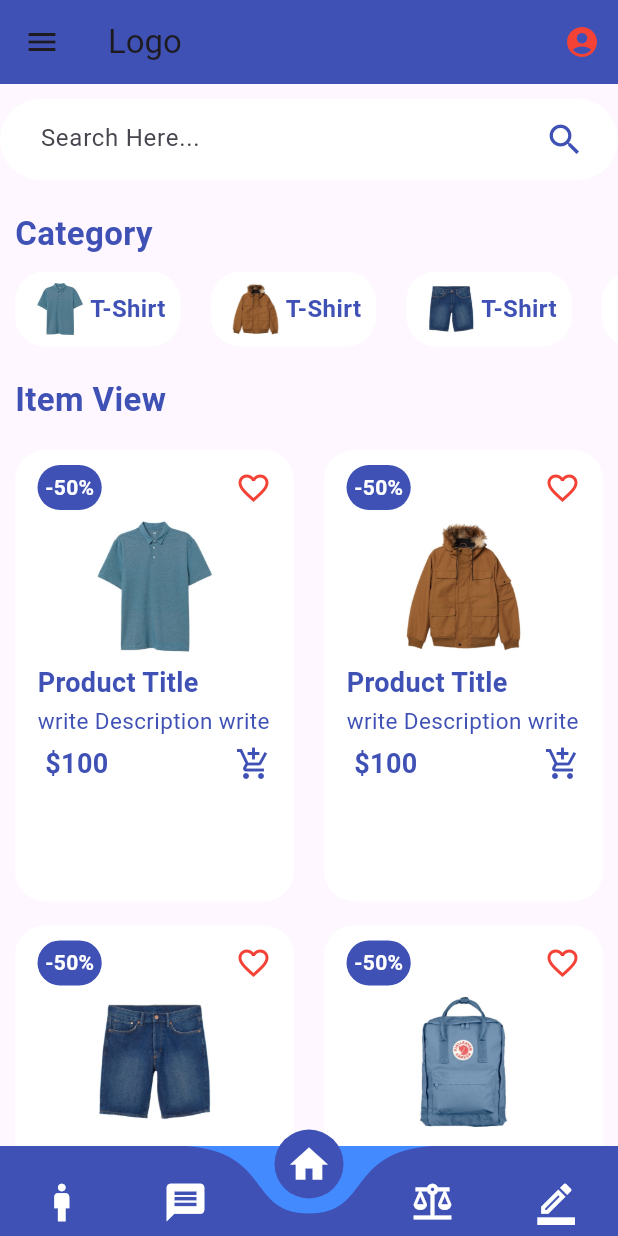
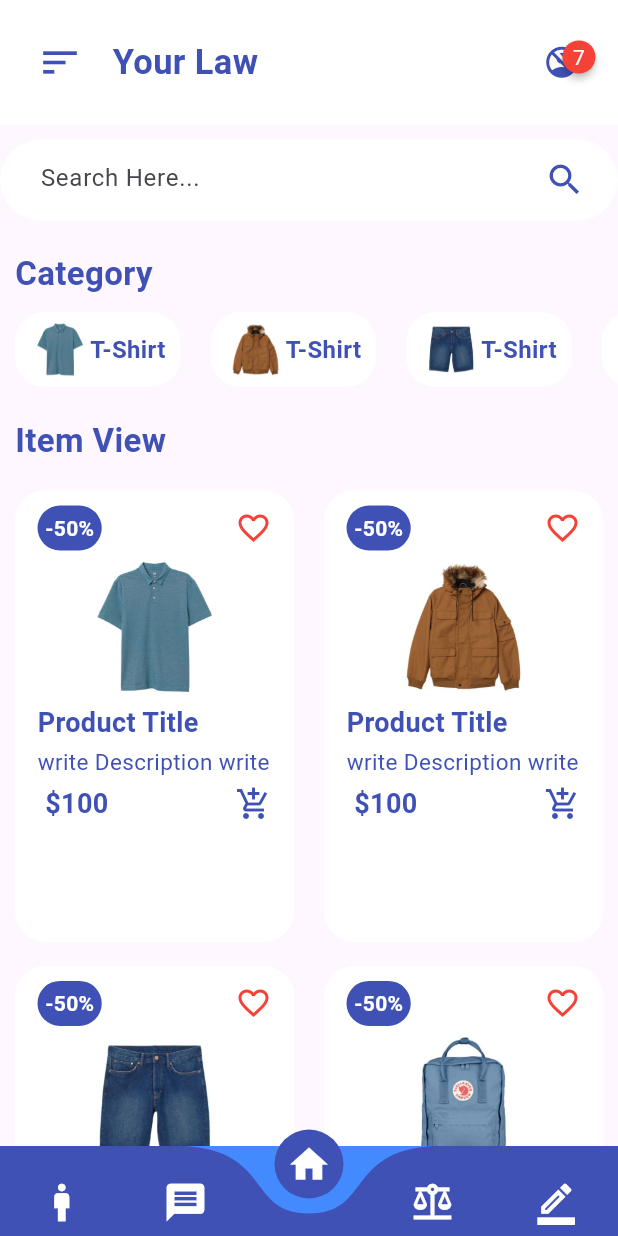
Before and after one commit to fmtawhid/practice_app_flutter, a Flutter app: the screen it shows after launch, on a phone screen of 412 x 824 dp. Run offline on Flutter 3.47's test engine with Material 3 defaults, Android fonts, the phone set to English and light mode, and no system bars; drawn by our look-alikes of badges, curved_navigation_bar; our stand-ins replace flutter_rating_bar; missing offline and left inert: clippy_flutter.

Commit message:
badge import

```diff
--- a/lib/home.dart
+++ b/lib/home.dart
@@ -10,6 +10,7 @@ class HomePage extends StatelessWidget{
   Widget build(BuildContext context) {
     // TODO: implement build
     return Scaffold(
+      /*
       drawer: Drawer(
         child: ListView(
           children: [
@@ -27,6 +28,7 @@ class HomePage extends StatelessWidget{
           IconButton(onPressed: (){Navigator.pushNamed(context, 'profile');}, icon: Icon(Icons.account_circle, color: Colors.red,))
         ],
       ),
+       */
       bottomNavigationBar: CurvedNavigationBar(
         backgroundColor: Colors.blueAccent,
         color: Colors.indigo,
@@ -47,7 +49,7 @@ class HomePage extends StatelessWidget{
 
         children: [
 
-          //HomeAppBar(),
+          HomeAppBar(),
           Container(padding: EdgeInsets.all(2),
           margin: EdgeInsets.only(top: 10),
           decoration: BoxDecoration(
--- a/lib/items/appbar.dart
+++ b/lib/items/appbar.dart
@@ -1,29 +1,54 @@
 import 'package:flutter/cupertino.dart';
 import 'package:flutter/material.dart';
+import 'package:badges/badges.dart' as badges;
 
-class HomeAppBar extends StatelessWidget{
-
-
+class HomeAppBar extends StatelessWidget {
   @override
   Widget build(BuildContext context) {
-    // TODO: implement build
     return Container(
       color: Colors.white,
       padding: EdgeInsets.all(25),
       child: Row(
         children: [
-          Icon(Icons.sort, size: 30,color: Colors.indigo,),
-          Padding(padding: EdgeInsets.only(left: 20),child: Text('Your Law', style: TextStyle(fontSize: 23, fontWeight: FontWeight.bold,color: Colors.indigo),),),
+          Icon(
+            Icons.sort,
+            size: 30,
+            color: Colors.indigo,
+          ),
+          Padding(
+            padding: EdgeInsets.only(left: 20),
+            child: Text(
+              'Your Law',
+              style: TextStyle(
+                fontSize: 23,
+                fontWeight: FontWeight.bold,
+                color: Colors.indigo,
+              ),
+            ),
+          ),
           Spacer(),
-          Badge(
-            backgroundColor: Colors.red,
-            padding: EdgeInsets.all(7),
-            // badgeContent: Text('7', style: TextStyle(color: Colors.white)),
-            child: InkWell(onTap: (){ Navigator.pushNamed(context, 'product');},child: Icon(Icons.no_accounts, size: 25,color: Colors.indigo,),),
-          )
+          badges.Badge(
+            badgeStyle: badges.BadgeStyle(
+              badgeColor: Colors.red,
+              padding: EdgeInsets.all(7),
+            ),
+            badgeContent: Text(
+              '7',
+              style: TextStyle(color: Colors.white),
+            ),
+            child: InkWell(
+              onTap: () {
+                Navigator.pushNamed(context, 'product');
+              },
+              child: Icon(
+                Icons.no_accounts,
+                size: 25,
+                color: Colors.indigo,
+              ),
+            ),
+          ),
         ],
       ),
-
     );
   }
 }
```
